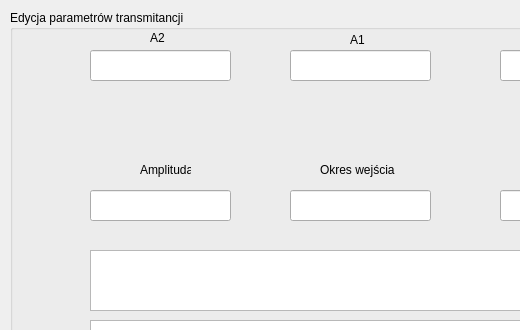
Above: mainwindow.ui from Yannkess/MMM_Projekt before the change; both pictures show x 0 to 520 and y 0 to 330 of the 1400 by 800 pixel window. Below: the same form after it.
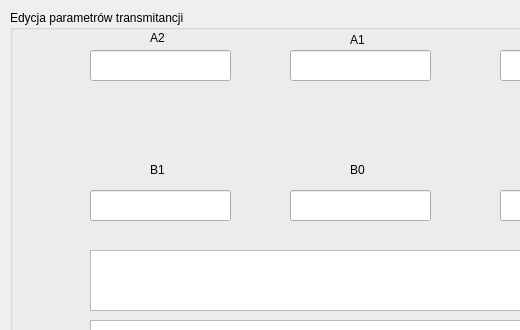
That is the form after the change. Custom widgets are drawn as their Qt base class.

What changed in the file:
```diff
--- a/mainwindow.ui
+++ b/mainwindow.ui
@@ -88,27 +88,27 @@
     <widget class="QLabel" name="label_4">
      <property name="geometry">
       <rect>
-       <x>130</x>
+       <x>140</x>
        <y>150</y>
        <width>51</width>
        <height>20</height>
       </rect>
      </property>
      <property name="text">
-      <string>Amplituda</string>
+      <string>B1</string>
      </property>
     </widget>
     <widget class="QLabel" name="label_5">
      <property name="geometry">
       <rect>
-       <x>310</x>
+       <x>340</x>
        <y>150</y>
-       <width>91</width>
+       <width>71</width>
        <height>20</height>
       </rect>
      </property>
      <property name="text">
-      <string>Okres wejścia</string>
+      <string>B0</string>
      </property>
     </widget>
     <widget class="QLabel" name="label_6">
```
Left out of the diff: 4 changed lines with no effect on the pictures.
